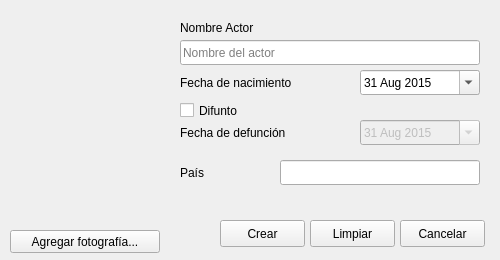
Above: Director/crear_director_ui.ui from jandy92/ProyectoTallerCine before the change. Below: the same form after it.
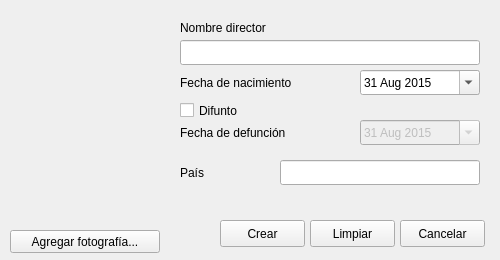
That is the form after the change. Icons and pictures are not drawn.

```diff
--- a/Director/crear_director_ui.ui
+++ b/Director/crear_director_ui.ui
@@ -24,7 +24,7 @@
      </rect>
     </property>
     <property name="placeholderText">
-     <string>Nombre del actor</string>
+     <string/>
     </property>
    </widget>
    <widget class="QDateEdit" name="nacimiento_in">
@@ -198,7 +198,7 @@
      </rect>
     </property>
     <property name="text">
-     <string>Nombre Actor</string>
+     <string>Nombre director</string>
     </property>
    </widget>
    <widget class="QCheckBox" name="difunto_check">
```
